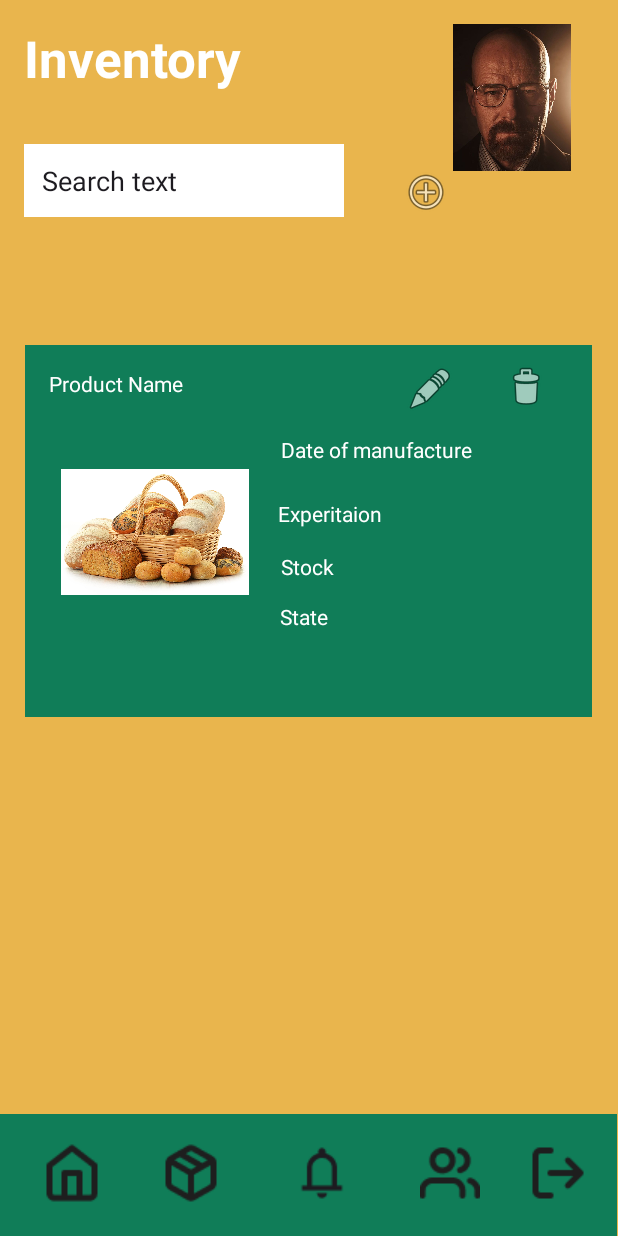
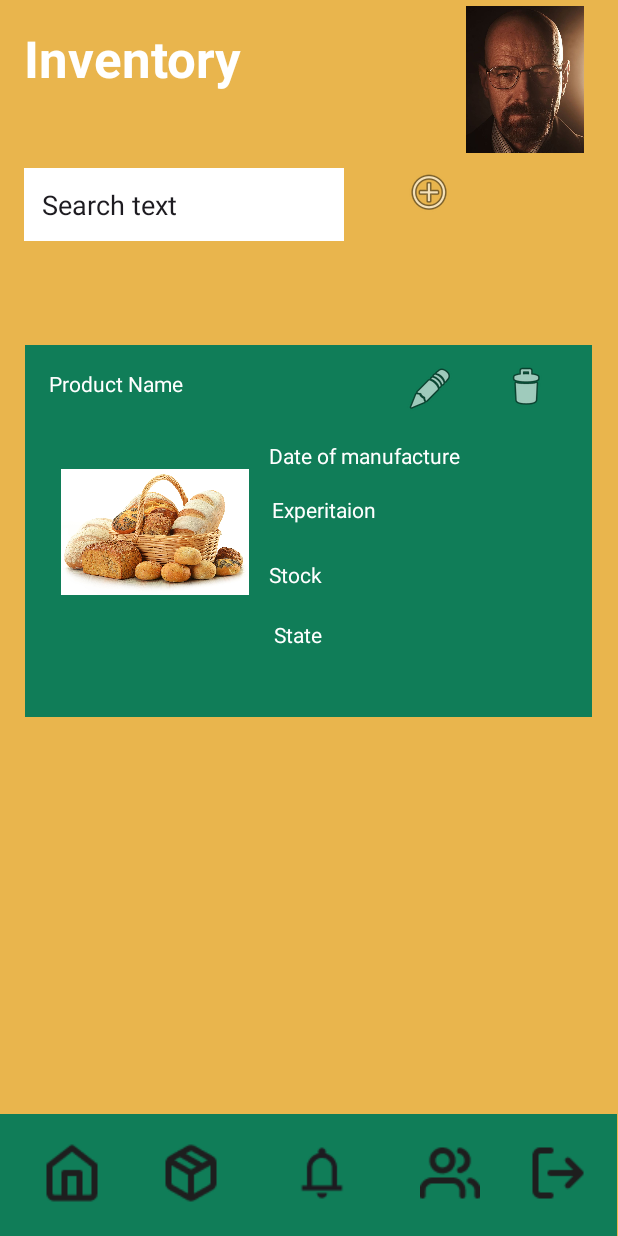
Before and after one commit to Nexware-Aplicaciones-Moviles-WX61/GastroTrack-AppMovil, an Android app: the InventoryActivity screen opened directly, with no data from a screen before it, on a phone screen of 412 x 824 dp. Run offline under Robolectric (Android 15) with nearby library versions, the phone set to English and light mode, and no system bars.

Commit message:
fix some file

```diff
--- a/app/src/main/res/layout/add_member.xml
+++ b/app/src/main/res/layout/add_member.xml
@@ -97,10 +97,11 @@
         android:layout_width="wrap_content"
         android:layout_height="wrap_content"
         android:layout_marginEnd="59dp"
+        android:layout_marginBottom="51dp"
         android:backgroundTint="#00E85C"
         android:text="Accept"
-        app:layout_constraintEnd_toEndOf="parent"
-        tools:layout_editor_absoluteY="632dp" />
+        app:layout_constraintBottom_toBottomOf="parent"
+        app:layout_constraintEnd_toEndOf="parent" />
 
     <TextView
         android:id="@+id/textView32"
--- a/app/src/main/res/layout/inventory.xml
+++ b/app/src/main/res/layout/inventory.xml
@@ -24,7 +24,7 @@
         android:layout_width="wrap_content"
         android:layout_height="wrap_content"
         android:layout_marginStart="16dp"
-        android:layout_marginTop="96dp"
+        android:layout_marginTop="112dp"
         android:background="@color/white"
         android:backgroundTint="@color/white"
         android:ems="10"
@@ -41,6 +41,8 @@
         android:layout_marginStart="20dp"
         android:layout_marginTop="96dp"
         android:backgroundTint="#00FFFFFF"
+        app:layout_constraintEnd_toEndOf="parent"
+        app:layout_constraintHorizontal_bias="0.02"
         app:layout_constraintStart_toEndOf="@+id/editTextText7"
         app:layout_constraintTop_toTopOf="parent"
         app:srcCompat="@android:drawable/ic_menu_add" />
@@ -131,13 +133,14 @@
             android:id="@+id/textView20"
             android:layout_width="wrap_content"
             android:layout_height="wrap_content"
-            android:layout_marginEnd="176dp"
+            android:layout_marginEnd="180dp"
             android:layout_marginBottom="44dp"
             android:text="State"
             android:textColor="@color/white"
             app:layout_constraintBottom_toBottomOf="parent"
             app:layout_constraintEnd_toEndOf="parent"
-            app:layout_constraintTop_toBottomOf="@+id/textView19" />
+            app:layout_constraintTop_toBottomOf="@+id/textView19"
+            app:layout_constraintVertical_bias="0.941" />
 
         <TextView
             android:id="@+id/textView16"
@@ -176,8 +179,8 @@
             android:id="@+id/textView17"
             android:layout_width="wrap_content"
             android:layout_height="wrap_content"
-            android:layout_marginTop="60dp"
-            android:layout_marginEnd="80dp"
+            android:layout_marginTop="64dp"
+            android:layout_marginEnd="88dp"
             android:text="Date of manufacture"
             android:textColor="@color/white"
             app:layout_constraintEnd_toEndOf="parent"
@@ -187,20 +190,20 @@
             android:id="@+id/textView18"
             android:layout_width="wrap_content"
             android:layout_height="wrap_content"
-            android:layout_marginEnd="140dp"
+            android:layout_marginEnd="144dp"
             android:text="Experitaion"
             android:textColor="@color/white"
             app:layout_constraintBottom_toBottomOf="parent"
             app:layout_constraintEnd_toEndOf="parent"
             app:layout_constraintTop_toTopOf="parent"
-            app:layout_constraintVertical_bias="0.449" />
+            app:layout_constraintVertical_bias="0.436" />
 
         <TextView
             android:id="@+id/textView19"
             android:layout_width="wrap_content"
             android:layout_height="wrap_content"
-            android:layout_marginTop="16dp"
-            android:layout_marginEnd="172dp"
+            android:layout_marginTop="24dp"
+            android:layout_marginEnd="180dp"
             android:text="Stock"
             android:textColor="@color/white"
             app:layout_constraintEnd_toEndOf="parent"
@@ -223,9 +226,9 @@
         android:id="@+id/imageView7"
         android:layout_width="109dp"
         android:layout_height="98dp"
-        android:layout_marginTop="16dp"
+        android:layout_marginTop="4dp"
         app:layout_constraintEnd_toEndOf="parent"
-        app:layout_constraintHorizontal_bias="0.947"
+        app:layout_constraintHorizontal_bias="0.976"
         app:layout_constraintStart_toStartOf="parent"
         app:layout_constraintTop_toTopOf="parent"
         app:srcCompat="@drawable/exampleprofile" />
--- a/app/src/main/res/layout/team.xml
+++ b/app/src/main/res/layout/team.xml
@@ -192,11 +192,12 @@
                 android:id="@+id/ibUpdateTask"
                 android:layout_width="wrap_content"
                 android:layout_height="wrap_content"
+                android:layout_marginTop="8dp"
                 android:layout_marginEnd="4dp"
                 android:backgroundTint="#00FFFFFF"
                 app:layout_constraintEnd_toEndOf="parent"
-                app:srcCompat="@android:drawable/ic_menu_edit"
-                tools:layout_editor_absoluteY="-1dp" />
+                app:layout_constraintTop_toTopOf="parent"
+                app:srcCompat="@android:drawable/ic_menu_edit" />
 
             <TextView
                 android:id="@+id/textView24"
```
Also changed, not shown: app/src/main/res/layout/home.xml (+13 -6 lines).
